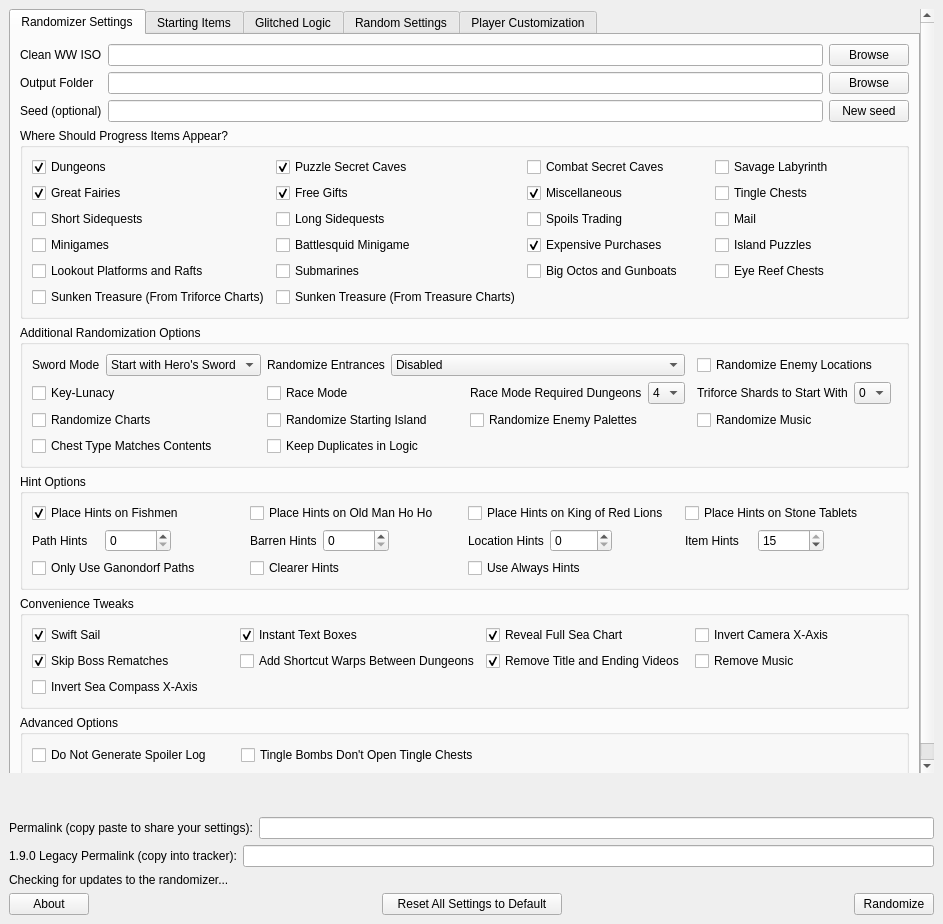
wooferzfg/wwrando, file wwr_ui/randomizer_window.ui: the form before one commit.
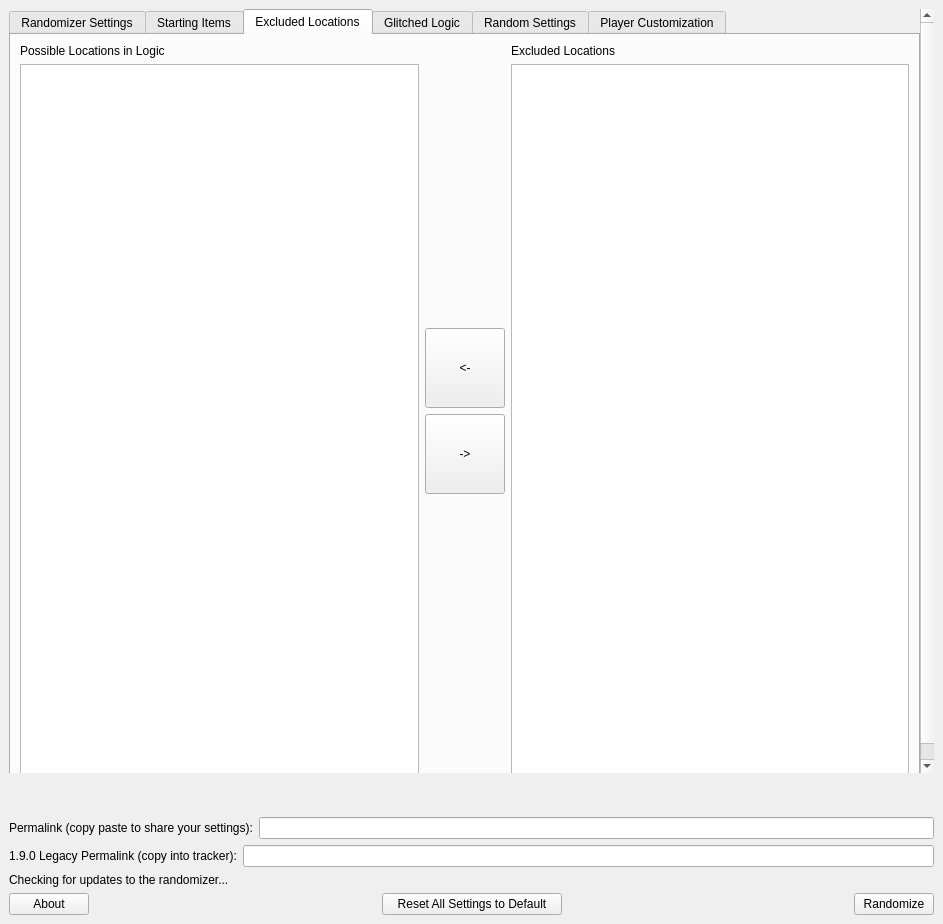
The form after the commit. The open tabs and pages were chosen to show the change.

Commit message: Add ability to exclude specific checks

The edit to the form file:
```diff
--- a/wwr_ui/randomizer_window.ui
+++ b/wwr_ui/randomizer_window.ui
@@ -1070,16 +1070,119 @@
             </item>
            </layout>
           </widget>
-          <widget class="QWidget" name="tab_glitched_logic">
+          <widget class="QWidget" name="tab_excluded_locations">
            <attribute name="title">
-            <string>Glitched Logic</string>
+            <string>Excluded Locations</string>
            </attribute>
-           <layout class="QVBoxLayout" name="verticalLayout_8">
-            <item>
              <layout class="QHBoxLayout" name="horizontalLayout_11">
+            <item>
+             <layout class="QVBoxLayout" name="verticalLayout_8">
+              <item>
+               <widget class="QLabel" name="label_for_included_locations">
+                <property name="text">
+                 <string>Possible Locations in Logic</string>
+                </property>
+               </widget>
+              </item>
+              <item>
+               <widget class="QListView" name="included_locations">
+                <property name="editTriggers">
+                 <set>QAbstractItemView::NoEditTriggers</set>
+                </property>
+                <property name="selectionMode">
+                 <enum>QAbstractItemView::ExtendedSelection</enum>
+                </property>
+               </widget>
+              </item>
+             </layout>
+            </item>
               <item>
                <layout class="QVBoxLayout" name="verticalLayout_9">
                 <item>
+               <spacer name="verticalSpacer_3">
+                <property name="orientation">
+                 <enum>Qt::Vertical</enum>
+                </property>
+                <property name="sizeHint" stdset="0">
+                 <size>
+                  <width>20</width>
+                  <height>40</height>
+                 </size>
+                </property>
+               </spacer>
+              </item>
+              <item>
+               <widget class="QPushButton" name="include_location">
+                <property name="minimumSize">
+                 <size>
+                  <width>0</width>
+                  <height>80</height>
+                 </size>
+                </property>
+                <property name="text">
+                 <string>&lt;-</string>
+                </property>
+               </widget>
+              </item>
+              <item>
+               <widget class="QPushButton" name="exclude_location">
+                <property name="minimumSize">
+                 <size>
+                  <width>0</width>
+                  <height>80</height>
+                 </size>
+                </property>
+                <property name="text">
+                 <string>-&gt;</string>
+                </property>
+               </widget>
+              </item>
+              <item>
+               <spacer name="verticalSpacer_4">
+                <property name="orientation">
+                 <enum>Qt::Vertical</enum>
+                </property>
+                <property name="sizeHint" stdset="0">
+                 <size>
+                  <width>20</width>
+                  <height>40</height>
+                 </size>
+                </property>
+               </spacer>
+              </item>
+             </layout>
+            </item>
+            <item>
+             <layout class="QVBoxLayout" name="verticalLayout_10">
+              <item>
+               <widget class="QLabel" name="label_for_excluded_locations">
+                <property name="text">
+                 <string>Excluded Locations</string>
+                </property>
+               </widget>
+              </item>
+              <item>
+               <widget class="QListView" name="excluded_locations">
+                <property name="editTriggers">
+                 <set>QAbstractItemView::NoEditTriggers</set>
+                </property>
+                <property name="selectionMode">
+                 <enum>QAbstractItemView::ExtendedSelection</enum>
+                </property>
+               </widget>
+              </item>
+             </layout>
+            </item>
+           </layout>
+          </widget>
+          <widget class="QWidget" name="tab_glitched_logic">
+           <attribute name="title">
+            <string>Glitched Logic</string>
+           </attribute>
+           <layout class="QHBoxLayout" name="horizontalLayout_12">
+            <item>
+             <layout class="QVBoxLayout" name="verticalLayout_11">
+              <item>
                  <widget class="QLabel" name="label_for_tricks_not_in_logic">
                   <property name="text">
                    <string>Glitches and Tricks Not in Logic</string>
@@ -1101,7 +1204,7 @@
               <item>
                <layout class="QVBoxLayout" name="verticalLayout_10">
                 <item>
-                 <spacer name="verticalSpacer_3">
+               <spacer name="verticalSpacer_5">
                   <property name="orientation">
                    <enum>Qt::Vertical</enum>
                   </property>
@@ -1140,7 +1243,7 @@
                  </widget>
                 </item>
                 <item>
-                 <spacer name="verticalSpacer_4">
+               <spacer name="verticalSpacer_6">
                   <property name="orientation">
                    <enum>Qt::Vertical</enum>
                   </property>
@@ -1176,8 +1279,6 @@
                </layout>
               </item>
              </layout>
-            </item>
-           </layout>
           </widget>
           <widget class="QWidget" name="tab_random_settings">
            <attribute name="title">
@@ -1407,7 +1508,7 @@
      </widget>
     </item>
     <item>
-     <layout class="QHBoxLayout" name="horizontalLayout">
+     <layout class="QHBoxLayout" name="horizontalLayout_18">
       <item>
        <widget class="QLabel" name="label_for_permalink">
         <property name="text">
@@ -1449,7 +1550,7 @@
      </widget>
     </item>
     <item>
-     <layout class="QHBoxLayout" name="horizontalLayout_18">
+     <layout class="QHBoxLayout" name="horizontalLayout_20">
       <item>
        <widget class="QPushButton" name="about_button">
         <property name="text">
```
Left out of the diff: 28 changed lines with no effect on the pictures. Lines whose indentation alone changed are shown as unchanged. The commit also changes 7 other files.
